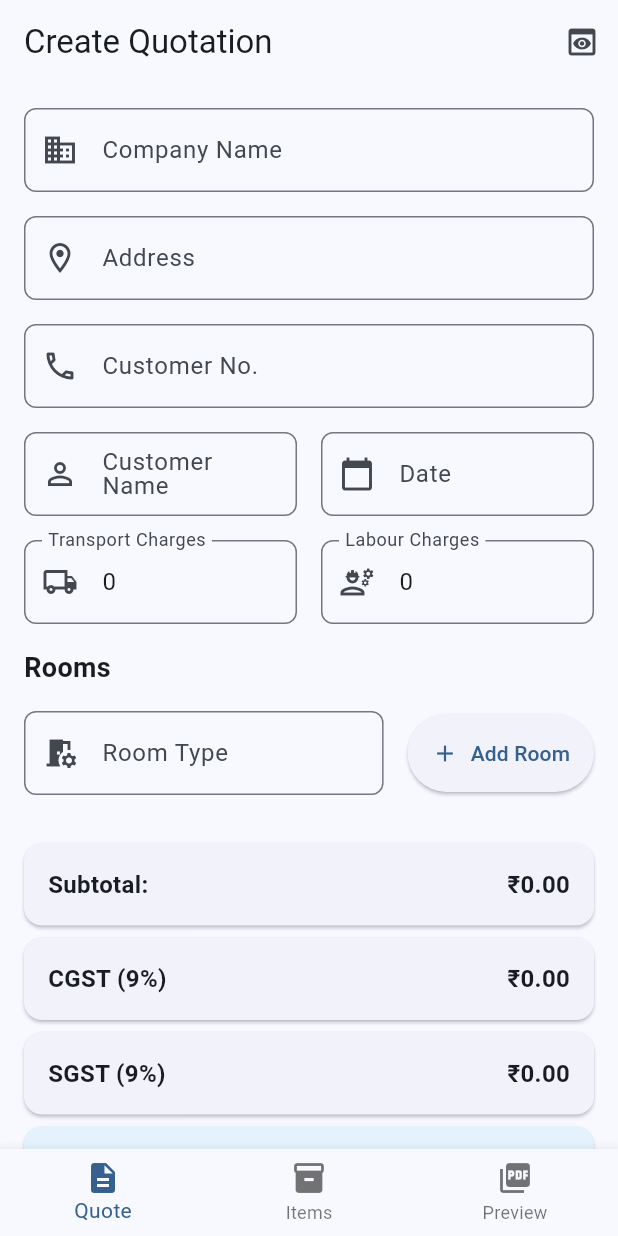
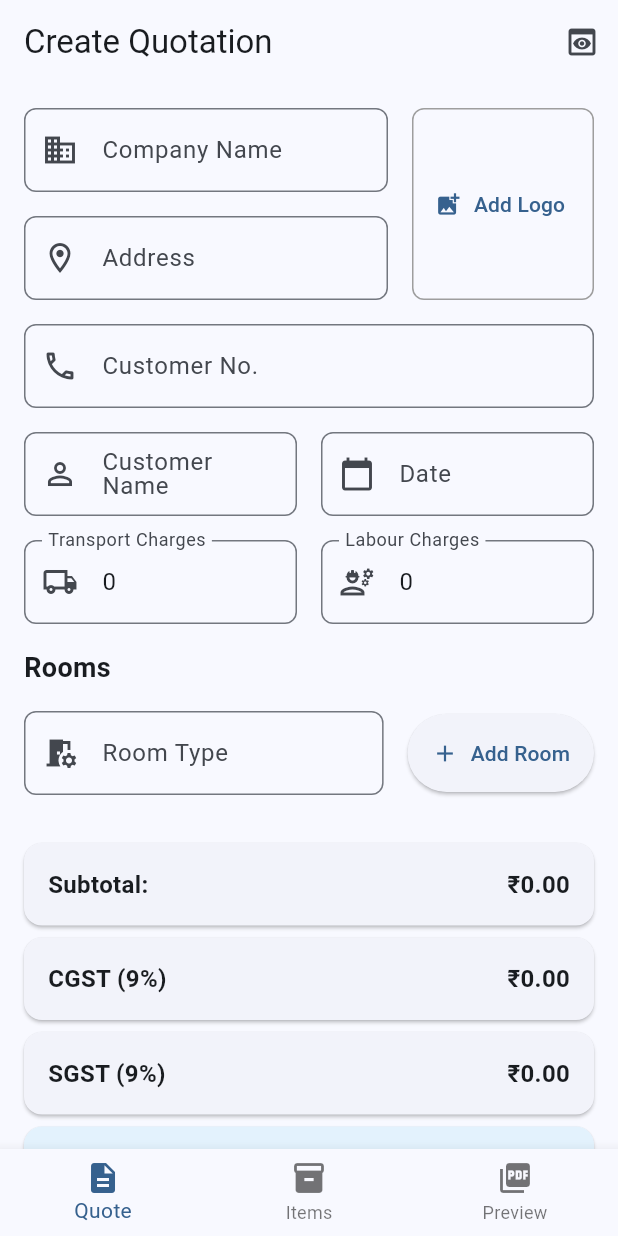
Before and after one commit to Sahil-Lakhani/Auto-Quote, a Flutter app: the screen it shows after launch, on a phone screen of 412 x 824 dp. Run offline on Flutter 3.47's test engine with Material 3 defaults, Android fonts, the phone set to English and light mode, and no system bars; our stand-ins replace cloud_firestore, firebase_core, image_picker, pdf, printing; accounts and stored records are empty; generated files the repository leaves out were written again.

Commit message:
added logo provider and updated ui

```diff
--- a/lib/screens/quote_form_screen.dart
+++ b/lib/screens/quote_form_screen.dart
@@ -125,17 +125,15 @@ class _QuoteFormScreenState extends State<QuoteFormScreen> {
     try {
       final XFile? image = await _picker.pickImage(
         source: ImageSource.gallery,
-        maxWidth: 512, // Limit image size for preview
+        maxWidth: 512,
         maxHeight: 512,
       );
 
       if (image == null) return;
 
-      setState(() {
-        _logoFile = File(image.path);
-      });
+      final logoFile = File(image.path);
+      context.read<QuoteFormProvider>().updateLogo(logoFile);
 
-      // Show success message
       if (mounted) {
         ScaffoldMessenger.of(context).showSnackBar(
           const SnackBar(
@@ -157,20 +155,22 @@ class _QuoteFormScreenState extends State<QuoteFormScreen> {
   }
 
   Widget _buildLogoPreview() {
+    return Consumer<QuoteFormProvider>(
+      builder: (context, provider, child) {
     return Container(
       height: 128,
       decoration: BoxDecoration(
         border: Border.all(color: Colors.grey),
         borderRadius: BorderRadius.circular(8),
       ),
-      child: _logoFile != null
+          child: provider.logoFile != null
           ? Stack(
               fit: StackFit.expand,
               children: [
                 ClipRRect(
                   borderRadius: BorderRadius.circular(8),
                   child: Image.file(
-                    _logoFile!,
+                        provider.logoFile!,
                     fit: BoxFit.cover,
                   ),
                 ),
@@ -192,12 +192,9 @@ class _QuoteFormScreenState extends State<QuoteFormScreen> {
                         size: 16,
                       ),
                       padding: EdgeInsets.zero,
-                      constraints:
-                          const BoxConstraints(),
+                          constraints: const BoxConstraints(),
                       onPressed: () {
-                        setState(() {
-                          _logoFile = null;
-                        });
+                            provider.removeLogo();
                       },
                     ),
                   ),
@@ -212,12 +209,14 @@ class _QuoteFormScreenState extends State<QuoteFormScreen> {
               ),
             ),
     );
+      },
+    );
   }
 
   Widget _buildRoomsList() {
     return Consumer<QuoteFormProvider>(
       builder: (context, provider, child) {
-        final grandTotal = _calculateGrandTotal(provider.rooms);
+        // final grandTotal = _calculateGrandTotal(provider.rooms);
 
     return Column(
       crossAxisAlignment: CrossAxisAlignment.start,
@@ -346,7 +345,7 @@ class _QuoteFormScreenState extends State<QuoteFormScreen> {
                                   return const CircularProgressIndicator();
                                 }
 
-                                final products = snapshot.data!;
+                                // final products = snapshot.data!;
                                 return Column(
                                   children: [
                                     Row(
@@ -711,6 +710,13 @@ class _QuoteFormScreenState extends State<QuoteFormScreen> {
         child: Column(
           crossAxisAlignment: CrossAxisAlignment.start,
           children: [
+            Row(
+              crossAxisAlignment: CrossAxisAlignment.start,
+              children: [
+                Expanded(
+                  flex: 2,
+                  child: Column(
+                    children: [
             TextField(
               controller: _companyController,
               decoration: InputDecoration(
@@ -733,6 +739,19 @@ class _QuoteFormScreenState extends State<QuoteFormScreen> {
                   borderRadius: BorderRadius.circular(8),
                 ),
               ),
+            ),
+                    ],
+                  ),
+                ),
+                const SizedBox(width: 16),
+                Expanded(
+                  child: Column(
+                    children: [
+                      _buildLogoPreview(),
+                    ],
+                  ),
+                ),
+              ],
             ),
             const SizedBox(height: 16),
             TextField(
```
Also changed, not shown: lib/providers/quote_form_provider.dart (+15 -1 lines).
